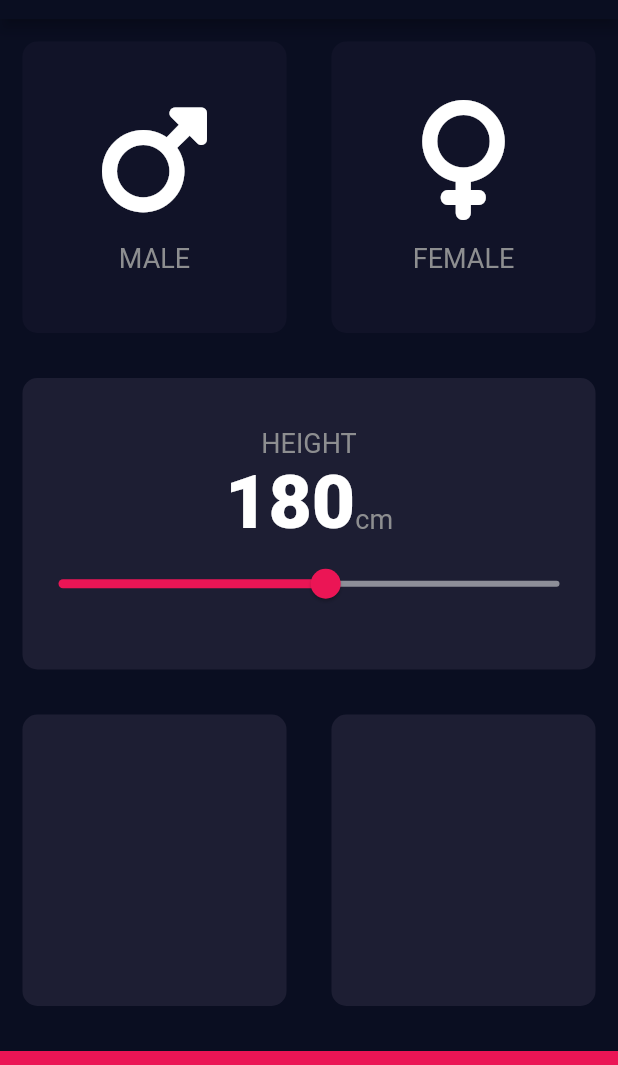
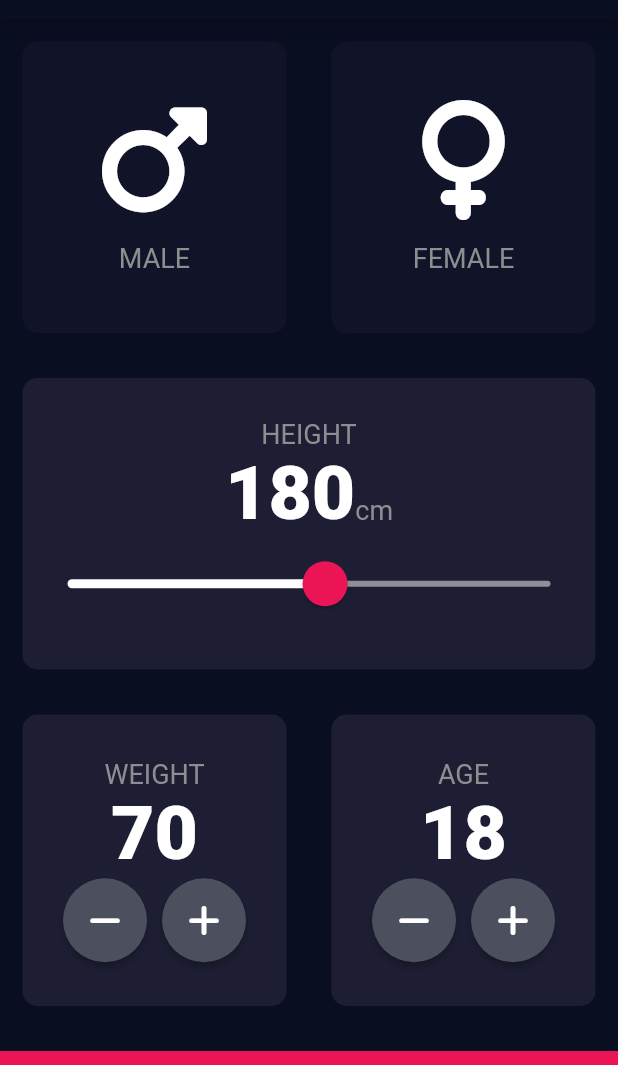
Before and after one commit to KoopaEater/bmi_calculator, a Flutter app: the screen it shows after launch, on a phone screen of 412 x 824 dp, the part 65-1130 px from its top. Run offline on Flutter 3.47's test engine with Material 2 defaults, Android fonts, the phone set to English and light mode, and no system bars; our stand-ins replace font_awesome_flutter.

Commit message:
Added weight and age cards

```diff
--- a/lib/constants.dart
+++ b/lib/constants.dart
@@ -4,8 +4,10 @@ const kBottomContainerHeight = 80.0;
 const kActiveCardColor = Color(0xFF1D1E33);
 const kInactiveCardColor = Color(0xFF111328);
 const kBottomContainerColor = Color(0xFFEB1555);
-const kSliderActiveColor = Color(0xFFEB1555);
+const kSliderActiveColor = Colors.white;
 const kSliderInactiveColor = Color(0xFF8D8E98);
+const kSliderThumbColor = Color(0xFFEB1555);
+const kButtonColor = Color(0xFF4C4F5E);
 
 const kLabelTextStyle = TextStyle(
   fontSize: 18.0,
--- a/lib/custom_widgets.dart
+++ b/lib/custom_widgets.dart
@@ -28,8 +28,7 @@ class IconContent extends StatelessWidget {
   final IconData icon;
   final String label;
 
-  IconContent(
-      {required this.icon, required this.label});
+  IconContent({required this.icon, required this.label});
 
   @override
   Widget build(BuildContext context) {
@@ -51,3 +50,24 @@ class IconContent extends StatelessWidget {
     );
   }
 }
+
+class RoundIconButton extends StatelessWidget {
+  final VoidCallback onPressed;
+  final IconData? icon;
+
+  RoundIconButton({required this.onPressed, this.icon});
+
+  @override
+  Widget build(BuildContext context) {
+    return RawMaterialButton(
+      onPressed: onPressed,
+      child: Icon(icon),
+      constraints: BoxConstraints.tightFor(
+        height: 56.0,
+        width: 56.0,
+      ),
+      shape: CircleBorder(),
+      fillColor: kButtonColor,
+    );
+  }
+}
--- a/lib/input_page.dart
+++ b/lib/input_page.dart
@@ -16,6 +16,8 @@ class InputPage extends StatefulWidget {
 class _InputPageState extends State<InputPage> {
   Gender? selectedGender;
   int height = 180;
+  int weight = 70;
+  int age = 18;
 
   @override
   Widget build(BuildContext context) {
@@ -93,17 +95,29 @@ class _InputPageState extends State<InputPage> {
                         )
                       ],
                     ),
-                    Slider(
+                    SliderTheme(
+                      data: SliderTheme.of(context).copyWith(
+                        inactiveTrackColor: kSliderInactiveColor,
+                        activeTrackColor: kSliderActiveColor,
+                        thumbColor: kSliderThumbColor,
+                        overlayColor: kSliderThumbColor.withAlpha(0x28),
+                        thumbShape: RoundSliderThumbShape(
+                          enabledThumbRadius: 15,
+                        ),
+                        overlayShape: RoundSliderOverlayShape(
+                          overlayRadius: 30,
+                        ),
+                      ),
+                      child: Slider(
                         value: height.toDouble(),
                         min: 100,
                         max: 250,
-                      activeColor: kSliderActiveColor,
-                      inactiveColor: kSliderInactiveColor,
                         onChanged: (double newValue) {
                           setState(() {
                             height = newValue.round();
                           });
                         },
+                      ),
                     )
                   ],
                 ),
@@ -115,11 +129,89 @@ class _InputPageState extends State<InputPage> {
                   Expanded(
                     child: ReusableCard(
                       color: kActiveCardColor,
+                      child: Column(
+                        mainAxisAlignment: MainAxisAlignment.center,
+                        children: [
+                          Text(
+                            'WEIGHT',
+                            style: kLabelTextStyle,
+                          ),
+                          Text(
+                            weight.toString(),
+                            style: kNumberTextStyle,
+                          ),
+                          Row(
+                            mainAxisAlignment: MainAxisAlignment.center,
+                            children: [
+                              RoundIconButton(
+                                onPressed: () {
+                                  setState(() {
+                                    if (weight > 0) {
+                                      weight--;
+                                    }
+                                  });
+                                },
+                                icon: FontAwesomeIcons.minus,
+                              ),
+                              SizedBox(
+                                width: 10.0,
+                              ),
+                              RoundIconButton(
+                                onPressed: () {
+                                  setState(() {
+                                    weight++;
+                                  });
+                                },
+                                icon: FontAwesomeIcons.plus,
+                              ),
+                            ],
+                          ),
+                        ],
+                      ),
                     ),
                   ),
                   Expanded(
                     child: ReusableCard(
                       color: kActiveCardColor,
+                      child: Column(
+                        mainAxisAlignment: MainAxisAlignment.center,
+                        children: [
+                          Text(
+                            'AGE',
+                            style: kLabelTextStyle,
+                          ),
+                          Text(
+                            age.toString(),
+                            style: kNumberTextStyle,
+                          ),
+                          Row(
+                            mainAxisAlignment: MainAxisAlignment.center,
+                            children: [
+                              RoundIconButton(
+                                onPressed: () {
+                                  setState(() {
+                                    if (age > 0) {
+                                      age--;
+                                    }
+                                  });
+                                },
+                                icon: FontAwesomeIcons.minus,
+                              ),
+                              SizedBox(
+                                width: 10.0,
+                              ),
+                              RoundIconButton(
+                                onPressed: () {
+                                  setState(() {
+                                    age++;
+                                  });
+                                },
+                                icon: FontAwesomeIcons.plus,
+                              ),
+                            ],
+                          ),
+                        ],
+                      ),
                     ),
                   ),
                 ],
```
Lines whose indentation alone changed are shown as unchanged.
